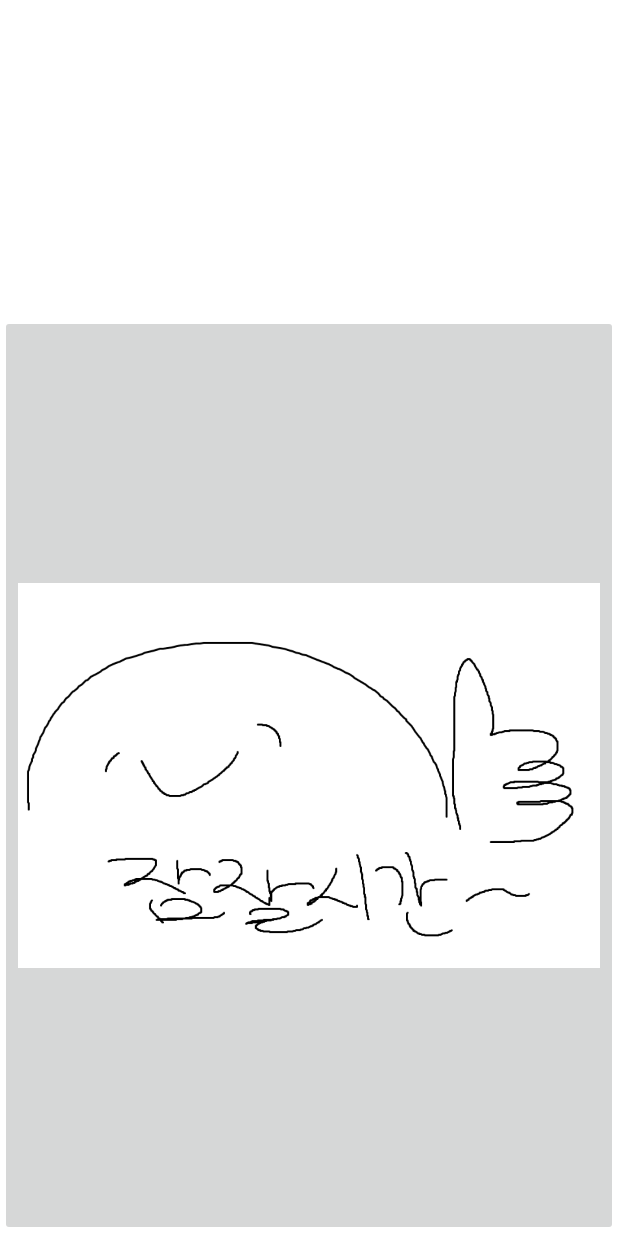
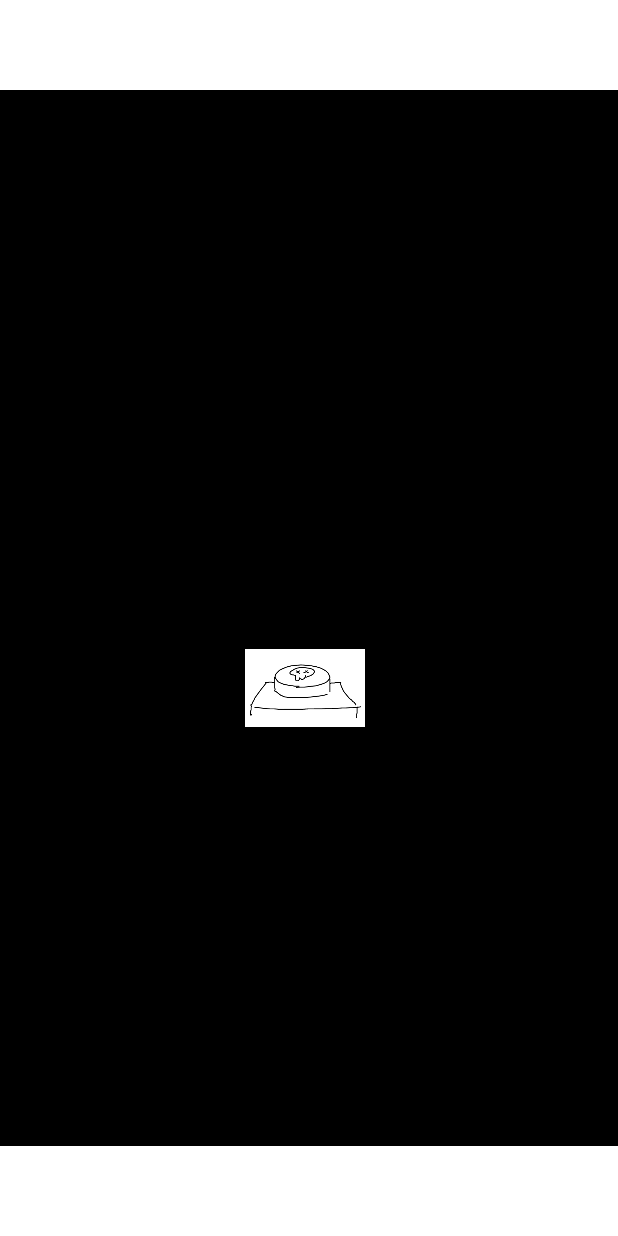
Before and after one commit to ZKAU/dontusephone, an Android app: the layout view_in_service.xml on its own in the app's theme, with its tools: preview values and no code run, on a phone screen of 412 x 824 dp. Run offline under Robolectric (Android 15) with nearby library versions, the phone set to English and light mode, and no system bars.

Commit message:
대충 뭐 추가함

```diff
--- a/app/src/main/res/layout/view_in_service.xml
+++ b/app/src/main/res/layout/view_in_service.xml
@@ -5,15 +5,28 @@
                 android:background="#00000000">
 
     <ImageButton
+            android:background="@android:color/transparent"
             android:layout_width="wrap_content"
-            android:layout_height="wrap_content"
+            android:layout_height="match_parent"
             android:id="@+id/bt"
             android:text="click"
             android:textColor="#ffffff"
-            android:src="@drawable/timetosleep"
-            android:layout_below="@+id/textView"
+            android:src="@drawable/blackback"
             android:layout_alignParentBottom="true"
             android:scaleType="fitCenter"
-            android:layout_alignParentLeft="true"/>
+            android:layout_alignParentLeft="true"
+    />
+    <ImageButton
+            android:background="@android:color/transparent"
+            android:layout_width="80dp"
+            android:layout_height="56dp"
+            android:id="@+id/bt2"
+            android:text="click"
+            android:textColor="#ffffff"
+            android:src="@drawable/ssss"
+            android:layout_alignParentBottom="true"
+            android:scaleType="fitCenter"
+            android:layout_alignParentLeft="true"
+            android:layout_marginLeft="163dp" android:layout_marginBottom="337dp"/>
 
 </RelativeLayout>
```
Also changed, not shown: app/src/main/java/kr/ac/cnu/computer/dontusephone/MyService.java (+25 -3 lines), app/src/main/res/drawable/blackback.png (added), app/src/main/res/drawable/ssss.png (added).
